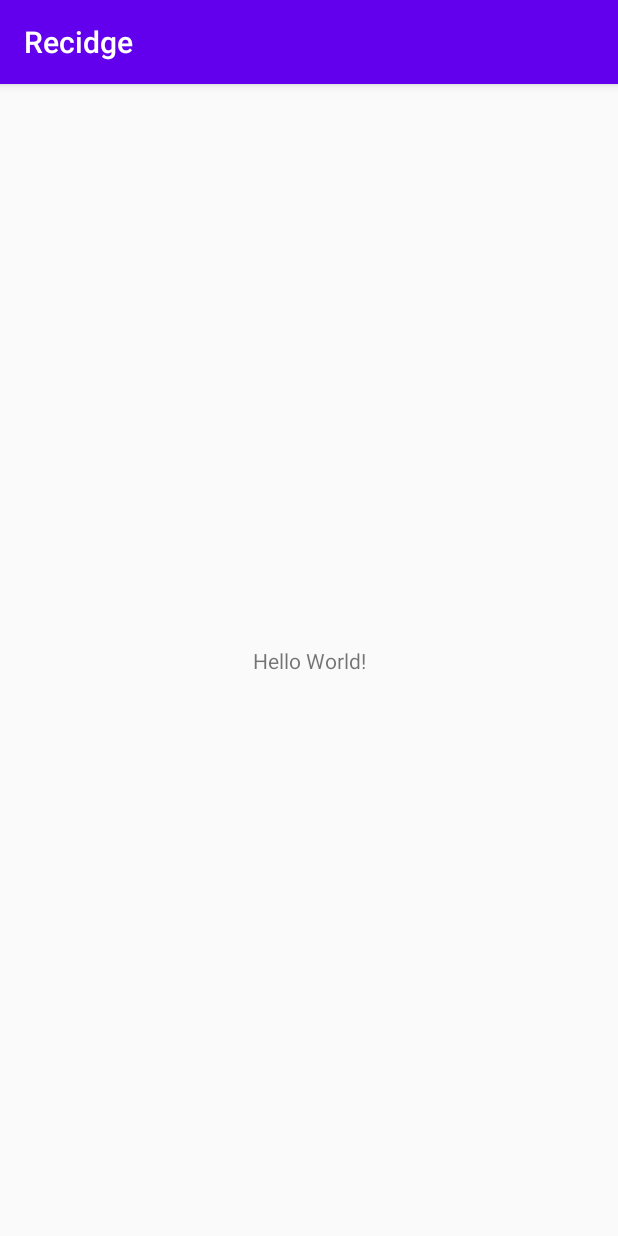
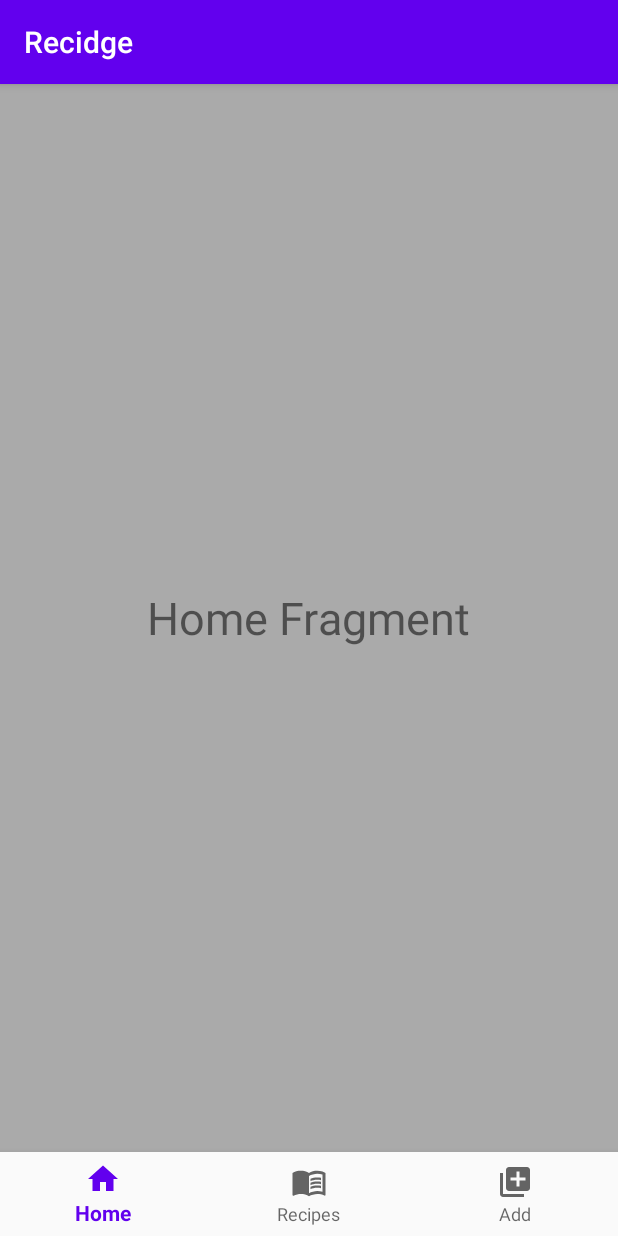
Before and after one commit to Tony2464/Recidge, an Android app: the screen it shows after launch (MainActivity), on a phone screen of 412 x 824 dp. Run offline under Robolectric (Android 15) with nearby library versions, the phone set to English and light mode, and no system bars.

Commit message:
ADD Bottom Menu

```diff
--- a/Android-App/app/build.gradle
+++ b/Android-App/app/build.gradle
@@ -25,6 +25,7 @@ android {
 dependencies {
     implementation fileTree(dir: "libs", include: ["*.jar"])
     implementation 'androidx.appcompat:appcompat:1.1.0'
+    implementation 'com.google.android.material:material:1.1.0'
     implementation 'androidx.constraintlayout:constraintlayout:1.1.3'
     testImplementation 'junit:junit:4.12'
     androidTestImplementation 'androidx.test.ext:junit:1.1.1'
--- /dev/null
+++ b/Android-App/app/src/main/java/com/tony2464/recidge/HomeFragment.java
@@ -0,0 +1,20 @@
+package com.tony2464.recidge;
+
+import android.os.Bundle;
+import android.view.LayoutInflater;
+import android.view.View;
+import android.view.ViewGroup;
+
+import androidx.annotation.NonNull;
+import androidx.annotation.Nullable;
+import androidx.fragment.app.Fragment;
+
+import java.util.zip.Inflater;
+
+public class HomeFragment extends Fragment {
+    @Nullable
+    @Override
+    public View onCreateView(@NonNull LayoutInflater inflater, @Nullable ViewGroup container, @Nullable Bundle savedInstanceState) {
+        return inflater.inflate(R.layout.fragment_home, container, false);
+    }
+}
--- a/Android-App/app/src/main/java/com/tony2464/recidge/MainActivity.java
+++ b/Android-App/app/src/main/java/com/tony2464/recidge/MainActivity.java
@@ -1,8 +1,13 @@
 package com.tony2464.recidge;
 
+import androidx.annotation.NonNull;
 import androidx.appcompat.app.AppCompatActivity;
+import androidx.fragment.app.Fragment;
 
 import android.os.Bundle;
+import android.view.MenuItem;
+
+import com.google.android.material.bottomnavigation.BottomNavigationView;
 
 public class MainActivity extends AppCompatActivity {
 
@@ -10,5 +15,33 @@ public class MainActivity extends AppCompatActivity {
     protected void onCreate(Bundle savedInstanceState) {
         super.onCreate(savedInstanceState);
         setContentView(R.layout.activity_main);
+
+        BottomNavigationView bottomNav = findViewById(R.id.bottom_navigation);
+        bottomNav.setOnNavigationItemSelectedListener(navListener);
+
+        //Launch directly to home page
+        getSupportFragmentManager().beginTransaction().replace(R.id.fragment_container, new HomeFragment()).commit();
     }
+
+    private BottomNavigationView.OnNavigationItemSelectedListener navListener =
+            new BottomNavigationView.OnNavigationItemSelectedListener() {
+                @Override
+                public boolean onNavigationItemSelected(@NonNull MenuItem item) {
+                    Fragment selectedFragment = null;
+
+                    switch (item.getItemId()) {
+                        case R.id.nav_home:
+                            selectedFragment = new HomeFragment();
+                            break;
+                        case R.id.nav_recipes:
+                            selectedFragment = new RecipesFragment();
+                            break;
+                        case R.id.nav_add:
+                            selectedFragment = new AddFragment();
+                            break;
+                    }
+                    getSupportFragmentManager().beginTransaction().replace(R.id.fragment_container, selectedFragment).commit();
+                    return true;
+                }
+            };
 }
--- /dev/null
+++ b/Android-App/app/src/main/res/drawable/ic_baseline_home_24.xml
@@ -0,0 +1,10 @@
+<vector xmlns:android="http://schemas.android.com/apk/res/android"
+    android:width="24dp"
+    android:height="24dp"
+    android:viewportWidth="24"
+    android:viewportHeight="24"
+    android:tint="?attr/colorControlNormal">
+  <path
+      android:fillColor="@android:color/white"
+      android:pathData="M10,20v-6h4v6h5v-8h3L12,3 2,12h3v8z"/>
+</vector>
--- /dev/null
+++ b/Android-App/app/src/main/res/drawable/ic_baseline_library_add_24.xml
@@ -0,0 +1,10 @@
+<vector xmlns:android="http://schemas.android.com/apk/res/android"
+    android:width="24dp"
+    android:height="24dp"
+    android:viewportWidth="24"
+    android:viewportHeight="24"
+    android:tint="?attr/colorControlNormal">
+  <path
+      android:fillColor="@android:color/white"
+      android:pathData="M4,6L2,6v14c0,1.1 0.9,2 2,2h14v-2L4,20L4,6zM20,2L8,2c-1.1,0 -2,0.9 -2,2v12c0,1.1 0.9,2 2,2h12c1.1,0 2,-0.9 2,-2L22,4c0,-1.1 -0.9,-2 -2,-2zM19,11h-4v4h-2v-4L9,11L9,9h4L13,5h2v4h4v2z"/>
+</vector>
--- /dev/null
+++ b/Android-App/app/src/main/res/drawable/ic_baseline_menu_book_24.xml
@@ -0,0 +1,19 @@
+<vector xmlns:android="http://schemas.android.com/apk/res/android"
+    android:width="24dp"
+    android:height="24dp"
+    android:viewportWidth="24"
+    android:viewportHeight="24"
+    android:tint="?attr/colorControlNormal">
+  <path
+      android:fillColor="@android:color/white"
+      android:pathData="M21,5c-1.11,-0.35 -2.33,-0.5 -3.5,-0.5c-1.95,0 -4.05,0.4 -5.5,1.5c-1.45,-1.1 -3.55,-1.5 -5.5,-1.5S2.45,4.9 1,6v14.65c0,0.25 0.25,0.5 0.5,0.5c0.1,0 0.15,-0.05 0.25,-0.05C3.1,20.45 5.05,20 6.5,20c1.95,0 4.05,0.4 5.5,1.5c1.35,-0.85 3.8,-1.5 5.5,-1.5c1.65,0 3.35,0.3 4.75,1.05c0.1,0.05 0.15,0.05 0.25,0.05c0.25,0 0.5,-0.25 0.5,-0.5V6C22.4,5.55 21.75,5.25 21,5zM21,18.5c-1.1,-0.35 -2.3,-0.5 -3.5,-0.5c-1.7,0 -4.15,0.65 -5.5,1.5V8c1.35,-0.85 3.8,-1.5 5.5,-1.5c1.2,0 2.4,0.15 3.5,0.5V18.5z"/>
+  <path
+      android:fillColor="@android:color/white"
+      android:pathData="M17.5,10.5c0.88,0 1.73,0.09 2.5,0.26V9.24C19.21,9.09 18.36,9 17.5,9c-1.7,0 -3.24,0.29 -4.5,0.83v1.66C14.13,10.85 15.7,10.5 17.5,10.5z"/>
+  <path
+      android:fillColor="@android:color/white"
+      android:pathData="M13,12.49v1.66c1.13,-0.64 2.7,-0.99 4.5,-0.99c0.88,0 1.73,0.09 2.5,0.26V11.9c-0.79,-0.15 -1.64,-0.24 -2.5,-0.24C15.8,11.66 14.26,11.96 13,12.49z"/>
+  <path
+      android:fillColor="@android:color/white"
+      android:pathData="M17.5,14.33c-1.7,0 -3.24,0.29 -4.5,0.83v1.66c1.13,-0.64 2.7,-0.99 4.5,-0.99c0.88,0 1.73,0.09 2.5,0.26v-1.52C19.21,14.41 18.36,14.33 17.5,14.33z"/>
+</vector>
--- a/Android-App/app/src/main/res/layout/activity_main.xml
+++ b/Android-App/app/src/main/res/layout/activity_main.xml
@@ -1,18 +1,22 @@
 <?xml version="1.0" encoding="utf-8"?>
-<androidx.constraintlayout.widget.ConstraintLayout xmlns:android="http://schemas.android.com/apk/res/android"
+<RelativeLayout xmlns:android="http://schemas.android.com/apk/res/android"
     xmlns:app="http://schemas.android.com/apk/res-auto"
     xmlns:tools="http://schemas.android.com/tools"
     android:layout_width="match_parent"
     android:layout_height="match_parent"
     tools:context=".MainActivity">
 
-    <TextView
-        android:layout_width="wrap_content"
+    <FrameLayout
+        android:id="@+id/fragment_container"
+        android:layout_width="match_parent"
+        android:layout_height="match_parent"
+        android:layout_above="@+id/bottom_navigation"/>
+    <com.google.android.material.bottomnavigation.BottomNavigationView
+        android:id="@+id/bottom_navigation"
+        android:layout_width="match_parent"
         android:layout_height="wrap_content"
-        android:text="Hello World!"
-        app:layout_constraintBottom_toBottomOf="parent"
-        app:layout_constraintLeft_toLeftOf="parent"
-        app:layout_constraintRight_toRightOf="parent"
-        app:layout_constraintTop_toTopOf="parent" />
+        android:layout_alignParentBottom="true"
+        android:background="?android:attr/windowBackground"
+        app:menu="@menu/bottom_navigation" />
 
-</androidx.constraintlayout.widget.ConstraintLayout>
+</RelativeLayout>
--- /dev/null
+++ b/Android-App/app/src/main/res/layout/fragment_home.xml
@@ -0,0 +1,16 @@
+<?xml version="1.0" encoding="utf-8"?>
+<RelativeLayout xmlns:android="http://schemas.android.com/apk/res/android"
+    android:layout_width="match_parent"
+    android:layout_height="match_parent"
+    android:background="@android:color/darker_gray"
+    >
+
+    <TextView
+        android:layout_width="wrap_content"
+        android:layout_height="wrap_content"
+        android:text="Home Fragment"
+        android:textSize="30sp"
+        android:layout_centerInParent="true"
+        />
+
+</RelativeLayout>
--- /dev/null
+++ b/Android-App/app/src/main/res/menu/bottom_navigation.xml
@@ -0,0 +1,16 @@
+<?xml version="1.0" encoding="utf-8"?>
+<menu xmlns:android="http://schemas.android.com/apk/res/android">
+    <item
+        android:id="@+id/nav_home"
+        android:icon="@drawable/ic_baseline_home_24"
+        android:title="Home" />
+    <item
+        android:id="@+id/nav_recipes"
+        android:icon="@drawable/ic_baseline_menu_book_24"
+        android:title="Recipes" />
+
+    <item
+        android:id="@+id/nav_add"
+        android:icon="@drawable/ic_baseline_library_add_24"
+        android:title="Add" />
+</menu>
```
Also changed, not shown: Android-App/app/src/main/java/com/tony2464/recidge/AddFragment.java (added, +20 -0 lines), Android-App/app/src/main/java/com/tony2464/recidge/RecipesFragment.java (added, +20 -0 lines), Android-App/app/src/main/res/layout/fragment_add.xml (added, +16 -0 lines), Android-App/app/src/main/res/layout/fragment_recipes.xml (added, +16 -0 lines).
